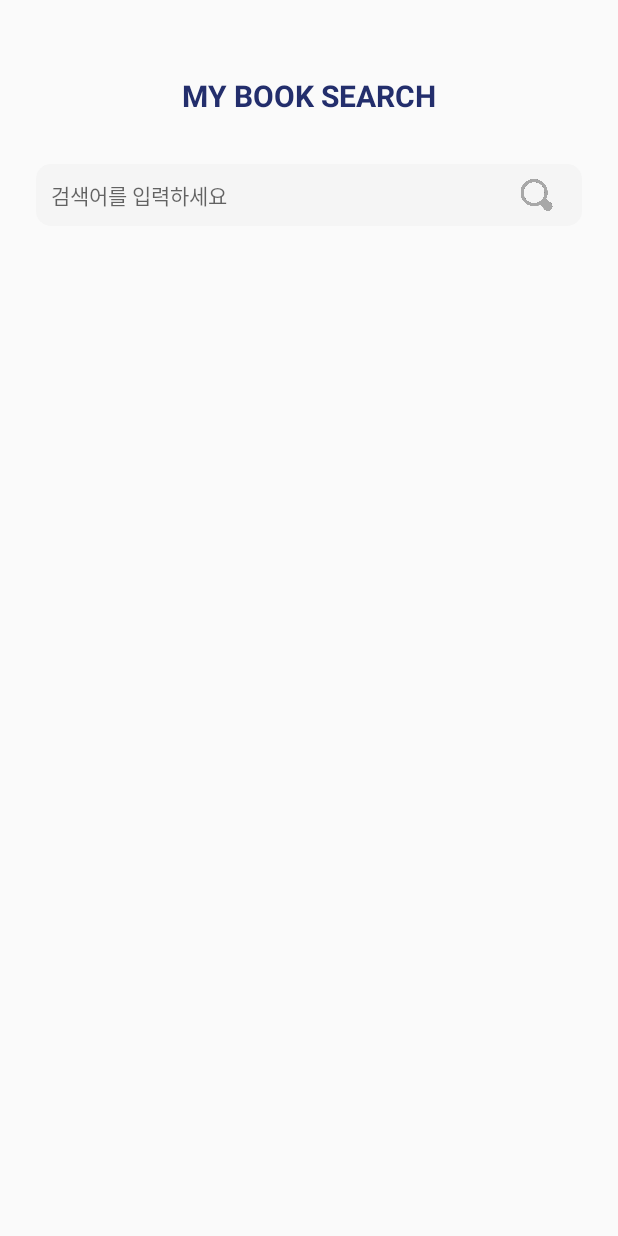
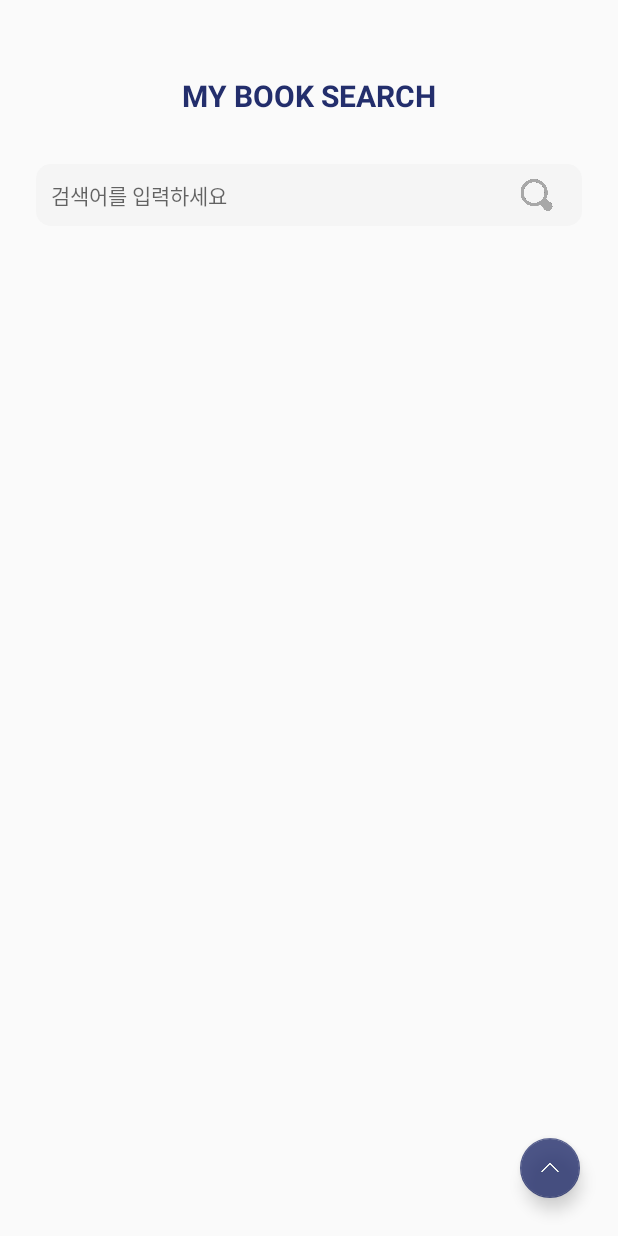
Before and after one commit to leehayeong/MABOOK, an Android app: the screen it shows after launch (MainActivity), on a phone screen of 412 x 824 dp. Run offline under Robolectric (Android 15) with nearby library versions, the light colour scheme and no system bars; pictures from the network do not load.

Commit message:
[8] 검색 결과 리스트에서 가장 상단으로 이동하는 FAB 추가

```diff
--- a/app/build.gradle
+++ b/app/build.gradle
@@ -41,6 +41,7 @@
     implementation 'com.squareup.okhttp3:logging-interceptor:4.3.1'
     implementation 'androidx.recyclerview:recyclerview:1.1.0'
     implementation 'com.github.bumptech.glide:glide:4.11.0'
+    implementation 'com.google.android.material:material:1.2.1'
     testImplementation 'junit:junit:4.12'
     androidTestImplementation 'androidx.test.ext:junit:1.1.2'
     androidTestImplementation 'androidx.test.espresso:espresso-core:3.3.0'
--- a/app/src/main/java/com/example/mybook/MainActivity.kt
+++ b/app/src/main/java/com/example/mybook/MainActivity.kt
@@ -41,6 +41,7 @@
         initScrollListener()
         initSearchClickListener()
         initEnterListener()
+        initFabListener()
     }
 
     private fun clickSearch() {
@@ -121,6 +122,12 @@
         }
     }
 
+    private fun initFabListener(){
+        fab_up.setOnClickListener {
+            rv_book_list.smoothScrollToPosition(0)
+        }
+    }
+
     private fun hideKeyboard() {
         val imm = getSystemService(Context.INPUT_METHOD_SERVICE) as InputMethodManager
         imm.hideSoftInputFromWindow(et_query.windowToken, 0)
--- a/app/src/main/res/layout/activity_main.xml
+++ b/app/src/main/res/layout/activity_main.xml
@@ -81,4 +81,15 @@
         app:layout_constraintTop_toBottomOf="@id/tv_total"
         tools:listitem="@layout/item_book" />
 
+    <com.google.android.material.floatingactionbutton.FloatingActionButton
+        android:id="@+id/fab_up"
+        android:layout_width="wrap_content"
+        android:layout_height="wrap_content"
+        android:layout_margin="25dp"
+        android:alpha="0.8"
+        android:src="@drawable/btn_up"
+        app:fabSize="mini"
+        app:layout_constraintBottom_toBottomOf="parent"
+        app:layout_constraintEnd_toEndOf="parent" />
+
 </androidx.constraintlayout.widget.ConstraintLayout>
```
Also changed, not shown: app/src/main/res/drawable/btn_up.png (added).
